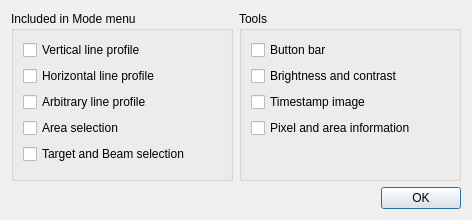
Above: framework/widgets/QEImage/QEImageOptionsDialog.ui from andrewrhyder/epicsqt before the change. Below: the same form after it.
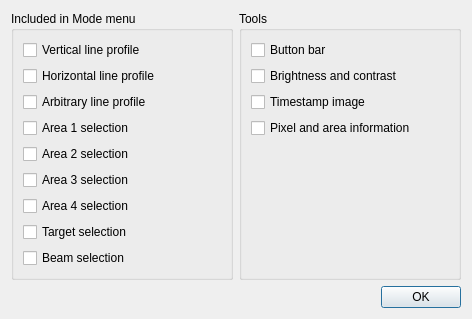
That is the form after the change.

Commit message: In QEImage: Ungroup area selection markups (each of four areas can be enabled / displayed individually) Ungroup target/beam markups (target and beam markups can be enabled / displayed individually) Add customisation options so 'Display Markups' menu can be added to application menubar.

```diff
--- a/framework/widgets/QEImage/QEImageOptionsDialog.ui
+++ b/framework/widgets/QEImage/QEImageOptionsDialog.ui
@@ -7,7 +7,7 @@
     <x>0</x>
     <y>0</y>
     <width>472</width>
-    <height>220</height>
+    <height>289</height>
    </rect>
   </property>
   <property name="windowTitle">
@@ -46,14 +46,35 @@
         <item>
          <widget class="QCheckBox" name="checkBoxAreaSelection">
           <property name="text">
-           <string>Area selection</string>
+           <string>Area 1 selection</string>
+          </property>
+         </widget>
+        </item>
+        <item>
+         <widget class="QCheckBox" name="checkBoxArea2Selection">
+          <property name="text">
+           <string>Area 2 selection</string>
+          </property>
+         </widget>
+        </item>
+        <item>
+         <widget class="QCheckBox" name="checkBoxArea3Selection">
+          <property name="text">
+           <string>Area 3 selection</string>
+          </property>
+         </widget>
+        </item>
+        <item>
+         <widget class="QCheckBox" name="checkBoxArea4Selection">
+          <property name="text">
+           <string>Area 4 selection</string>
           </property>
          </widget>
         </item>
         <item>
          <widget class="QCheckBox" name="checkBoxTarget">
           <property name="text">
-           <string>Target and Beam selection</string>
+           <string>Target selection</string>
           </property>
          </widget>
         </item>
@@ -70,6 +91,13 @@
           </property>
          </spacer>
         </item>
+        <item>
+         <widget class="QCheckBox" name="checkBoxBeam">
+          <property name="text">
+           <string>Beam selection</string>
+          </property>
+         </widget>
+        </item>
        </layout>
       </widget>
      </item>
```
Left out of the diff: 2 changed lines with no effect on the pictures. The commit also changes 14 other files.
